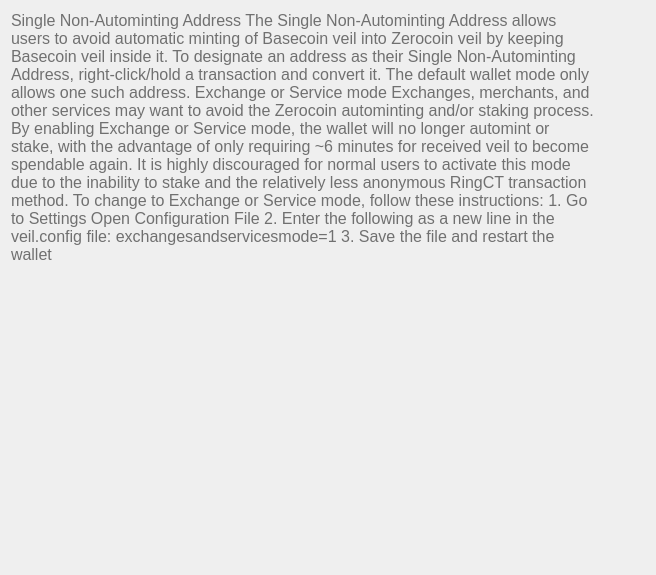
First picture: the form in src/qt/veil/forms/settingsfaq06.ui, repository Veil-Project/veil, before the edit.
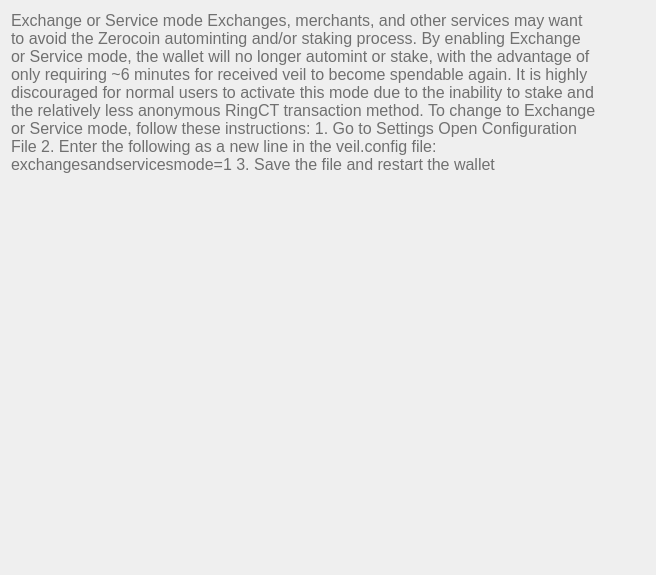
Second picture: the form after the edit.

Commit message: Updated FAQ: Removed Single Non-Autominting Address section due to autominting default changes. Clarified RingCT's importance for privacy.

Patch:
```diff
--- a/src/qt/veil/forms/settingsfaq06.ui
+++ b/src/qt/veil/forms/settingsfaq06.ui
@@ -33,7 +33,7 @@
       <string notr="true">font-weight:200;</string>
      </property>
      <property name="text">
-      <string>&lt;html&gt;&lt;head/&gt;&lt;body&gt;&lt;p&gt;&lt;span style=&quot;font-weight:600; text-decoration: underline;&quot;&gt;Single Non-Autominting Address&lt;/span&gt;&lt;/p&gt;&lt;p&gt;&lt;span&gt;The Single Non-Autominting Address allows users to avoid automatic minting of Basecoin veil into Zerocoin veil by keeping Basecoin veil inside it. To designate an address as their Single Non-Autominting Address, right-click/hold a transaction and convert it. The default wallet mode only allows one such address.&lt;/span&gt;&lt;/p&gt;&lt;p&gt;&lt;br/&gt;&lt;span style=&quot; font-size:12pt; font-weight:600; text-decoration: underline;&quot;&gt;Exchange or Service mode&lt;/span&gt;&lt;/p&gt;&lt;p&gt;&lt;span&gt;Exchanges, merchants, and other services may want to avoid the Zerocoin autominting and/or staking process. By enabling Exchange or Service mode, the wallet will no longer automint or stake, with the advantage of only requiring ~6 minutes for received veil to become spendable again. It is highly discouraged for normal users to activate this mode due to the inability to stake and the relatively less anonymous RingCT transaction method.&lt;/span&gt;&lt;/p&gt;&lt;p&gt;&lt;br/&gt;&lt;span&gt;To change to Exchange or Service mode, follow these instructions:&lt;/span&gt;&lt;/p&gt;&lt;p&gt;&lt;span&gt;1. Go to Settings&amp;gt;Open Configuration File&lt;/span&gt;&lt;/p&gt;&lt;p&gt;&lt;span&gt;2. Enter the following as a new line in the veil.config file: exchangesandservicesmode=1&lt;/span&gt;&lt;/p&gt;&lt;p&gt;&lt;span&gt;3. Save the file and restart the wallet&lt;/span&gt;&lt;/p&gt;&lt;/body&gt;&lt;/html&gt;</string>
+      <string>&lt;html&gt;&lt;head/&gt;&lt;body&gt;&lt;p&gt;&lt;span style=&quot;font-weight:600; text-decoration: underline;&quot;&gt;Exchange or Service mode&lt;/span&gt;&lt;/p&gt;&lt;p&gt;&lt;span&gt;Exchanges, merchants, and other services may want to avoid the Zerocoin autominting and/or staking process. By enabling Exchange or Service mode, the wallet will no longer automint or stake, with the advantage of only requiring ~6 minutes for received veil to become spendable again. It is highly discouraged for normal users to activate this mode due to the inability to stake and the relatively less anonymous RingCT transaction method.&lt;/span&gt;&lt;/p&gt;&lt;p&gt;&lt;br/&gt;&lt;span&gt;To change to Exchange or Service mode, follow these instructions:&lt;/span&gt;&lt;/p&gt;&lt;p&gt;&lt;span&gt;1. Go to Settings&amp;gt;Open Configuration File&lt;/span&gt;&lt;/p&gt;&lt;p&gt;&lt;span&gt;2. Enter the following as a new line in the veil.config file: exchangesandservicesmode=1&lt;/span&gt;&lt;/p&gt;&lt;p&gt;&lt;span&gt;3. Save the file and restart the wallet&lt;/span&gt;&lt;/p&gt;&lt;/body&gt;&lt;/html&gt;</string>
      </property>
      <property name="scaledContents">
       <bool>false</bool>
```
The commit also changes 4 other files.
